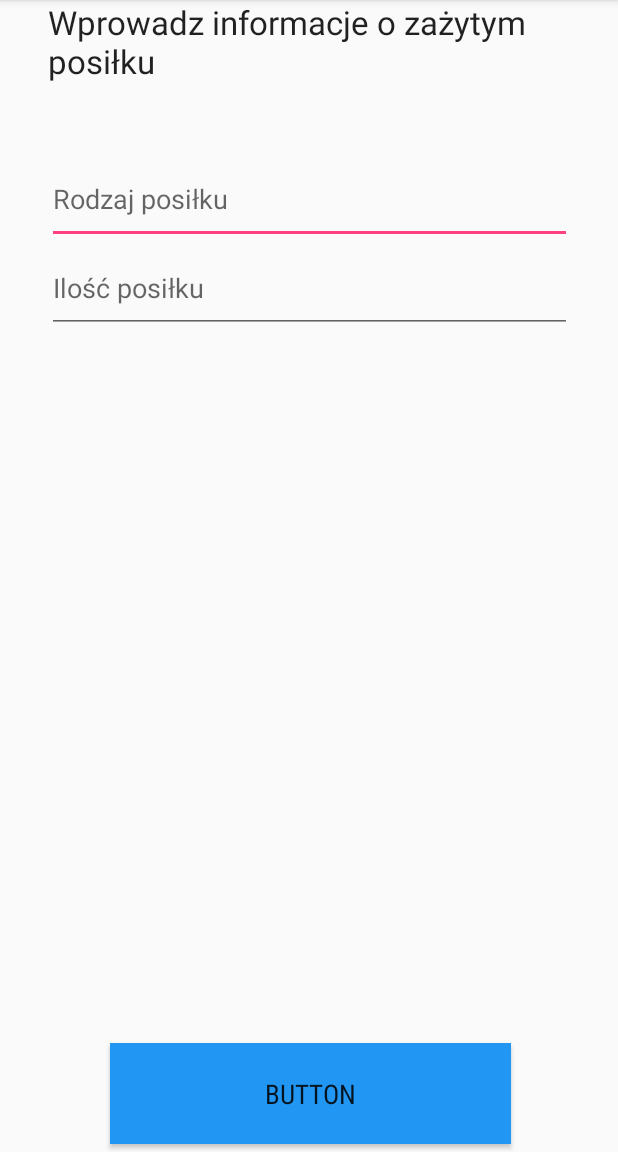
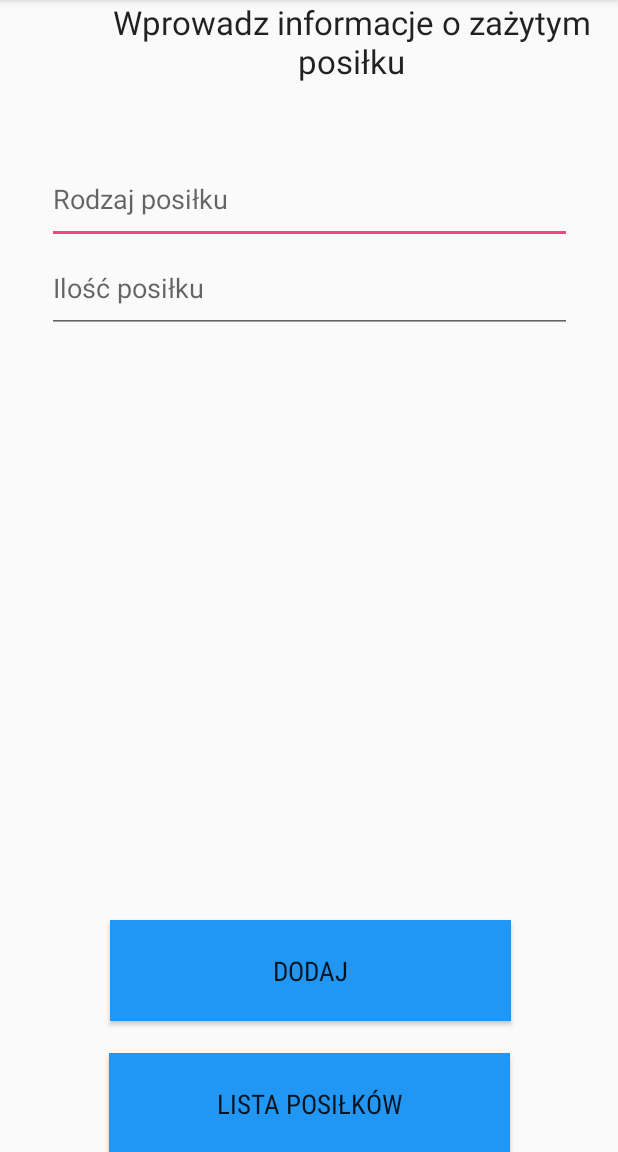
Before and after one commit to Danielo858585/Datownik, an Android app: the AddEatActivity screen opened directly, with no data from a screen before it, on a phone screen of 412 x 824 dp, the part 84-1236 px from its top. Run offline under Robolectric (Android 15) with nearby library versions, the phone set to English and light mode, and no system bars; our stand-ins replace ButterKnife.

```diff
--- a/app/src/main/AndroidManifest.xml
+++ b/app/src/main/AndroidManifest.xml
@@ -9,7 +9,7 @@
         android:label="@string/app_name"
         android:supportsRtl="true"
         android:theme="@style/AppTheme">
-        <activity android:name=".CheckAgeActivity"></activity>
+        <activity android:name=".CheckAgeActivity" />
         <activity android:name=".ResumeActivity" />
         <activity android:name=".AddChildrenActivity" />
         <activity android:name=".PanelActivity">
@@ -19,7 +19,8 @@
                 <category android:name="android.intent.category.LAUNCHER" />
             </intent-filter>
         </activity>
-        <activity android:name=".AddEatActivity"></activity>
+        <activity android:name=".AddEatActivity" />
+        <activity android:name=".EatsViewActivity"></activity>
     </application>
 
 </manifest>
--- a/app/src/main/java/com/daniel/datownik/db/SqliteDbHelper.java
+++ b/app/src/main/java/com/daniel/datownik/db/SqliteDbHelper.java
@@ -14,7 +14,7 @@ import com.daniel.datownik.db.Eat.Eats;
 
 public class SqliteDbHelper extends SQLiteOpenHelper implements Childrens, Eats {
     public final static String DB_NAME = "parent.db";
-    public final static int DB_VERSION = 3;
+    public final static int DB_VERSION = 4;
     private static final String DATABASE_CHILDRENS_CREATE = "create table "
             + Childrens.TABLE_CHILDRENS
             + " ("
--- a/app/src/main/res/layout/activity_add_eat.xml
+++ b/app/src/main/res/layout/activity_add_eat.xml
@@ -9,16 +9,19 @@
     tools:layout_editor_absoluteX="0dp">
 
     <TextView
+        android:id="@+id/eatTvTitle"
+        style="@style/TextAppearance.AppCompat.Large"
         android:layout_width="356dp"
         android:layout_height="55dp"
+        android:layout_marginLeft="8dp"
+        android:layout_marginStart="8dp"
+        android:layout_marginTop="0dp"
         android:text="Wprowadz informacje o zażytym posiłku"
-        android:id="@+id/eatTvTitle"
+        android:textAlignment="center"
+        app:layout_constraintHorizontal_bias="1.0"
+        app:layout_constraintLeft_toLeftOf="parent"
         app:layout_constraintRight_toRightOf="parent"
-        app:layout_constraintLeft_toLeftOf="parent"
-        app:layout_constraintTop_toTopOf="parent"
-        android:layout_marginLeft="8dp"
-        style="@style/TextAppearance.AppCompat.Large"
-        android:layout_marginStart="8dp" />
+        app:layout_constraintTop_toTopOf="parent" />
 
     <EditText
         android:id="@+id/eatEtTypeEat"
@@ -42,15 +45,28 @@
 
     <Button
         android:id="@+id/eatBtnAddEat"
+        style="@style/Text.Button.Medium"
         android:layout_width="267dp"
         android:layout_height="67dp"
-        android:layout_marginBottom="16dp"
-        android:text="Button"
+        android:layout_marginBottom="21dp"
+        android:text="Dodaj"
+        app:layout_constraintHorizontal_bias="0.505"
+        app:layout_constraintLeft_toLeftOf="parent"
+        app:layout_constraintRight_toRightOf="parent"
+        app:layout_constraintBottom_toTopOf="@+id/btn_goToEatsList" />
+
+    <Button
+        android:id="@+id/btn_goToEatsList"
+        style="@style/Text.Button.Medium"
+        android:layout_width="267dp"
+        android:layout_height="67dp"
+        android:layout_marginBottom="-1dp"
+        android:text="Lista posiłków"
         app:layout_constraintBottom_toBottomOf="parent"
         app:layout_constraintLeft_toLeftOf="parent"
         app:layout_constraintRight_toRightOf="parent"
-        app:layout_constraintHorizontal_bias="0.505"
-        style="@style/Text.Button.Medium"/>
+        tools:layout_editor_absoluteX="-51dp"
+        tools:layout_editor_absoluteY="460dp" />
 
 
 </android.support.constraint.ConstraintLayout>
--- a/app/src/main/res/values/styles.xml
+++ b/app/src/main/res/values/styles.xml
@@ -32,7 +32,7 @@
         <item name="android:textSize">12dp</item>
     </style>
     <style name="Text.Button" parent="Text">
-        <item name="android:layout_margin">5dp</item>
+        <!--<item name="android:layout_margin">5dp</item>-->
         <item name="android:background">@color/basicColor</item>
     </style>
 
```
Also changed, not shown: app/src/main/java/com/daniel/datownik/AddEatActivity.java (+36 -0 lines), app/src/main/java/com/daniel/datownik/EatListAdapter.java (added, +80 -0 lines), app/src/main/java/com/daniel/datownik/EatsViewActivity.java (added, +36 -0 lines), app/src/main/java/com/daniel/datownik/db/Children/Children.java (+3 -5 lines), app/src/main/java/com/daniel/datownik/db/Eat/Eat.java (+8 -0 lines), app/src/main/java/com/daniel/datownik/db/Eat/EatsDAO.java (+25 -0 lines), app/src/main/res/layout/activity_eats_view.xml (added, +15 -0 lines), app/src/main/res/layout/simple_eat_on_list.xml (added, +53 -0 lines).
